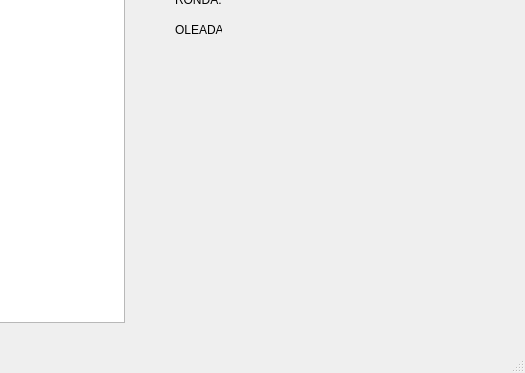
The window that proyecto_final_/mainwindow.ui (jstom12/proyecto_final_infii_JUANMANUELRESTREPO) describes before a commit, drawn with Qt 5; both pictures show x 675 to 1200 and y 377 to 750 of the 1200 by 750 pixel window.
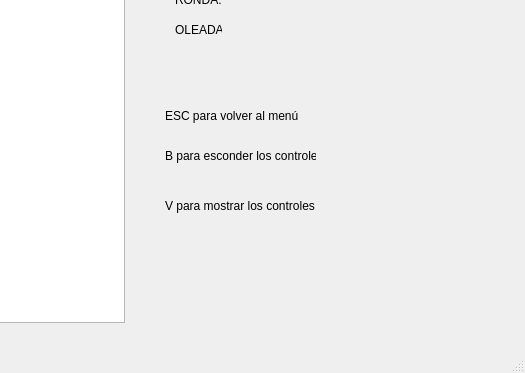
The same window after the commit.

Patch:
```diff
--- a/proyecto_final_/mainwindow.ui
+++ b/proyecto_final_/mainwindow.ui
@@ -446,6 +446,45 @@
      <string>OLEADA:</string>
     </property>
    </widget>
+   <widget class="QLabel" name="label_22">
+    <property name="geometry">
+     <rect>
+      <x>840</x>
+      <y>480</y>
+      <width>141</width>
+      <height>25</height>
+     </rect>
+    </property>
+    <property name="text">
+     <string>ESC para volver al menú</string>
+    </property>
+   </widget>
+   <widget class="QLabel" name="label_23">
+    <property name="geometry">
+     <rect>
+      <x>840</x>
+      <y>520</y>
+      <width>151</width>
+      <height>25</height>
+     </rect>
+    </property>
+    <property name="text">
+     <string>B para esconder los controles</string>
+    </property>
+   </widget>
+   <widget class="QLabel" name="label_24">
+    <property name="geometry">
+     <rect>
+      <x>840</x>
+      <y>570</y>
+      <width>150</width>
+      <height>25</height>
+     </rect>
+    </property>
+    <property name="text">
+     <string>V para mostrar los controles</string>
+    </property>
+   </widget>
   </widget>
   <widget class="QMenuBar" name="menubar">
    <property name="geometry">
```
